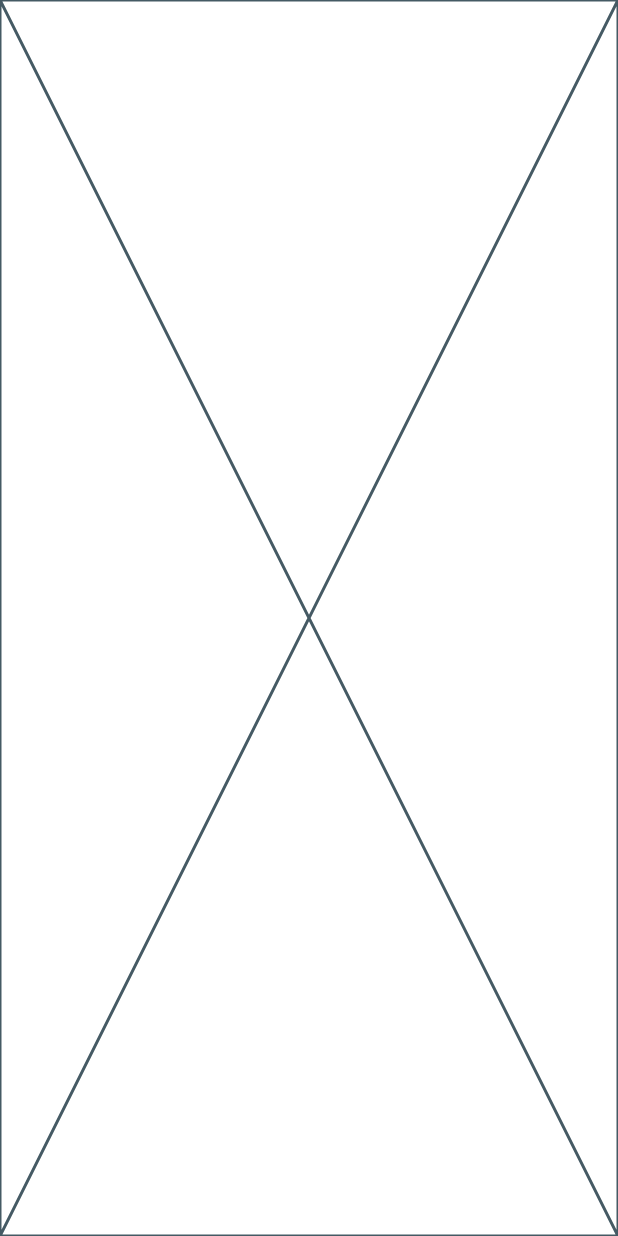
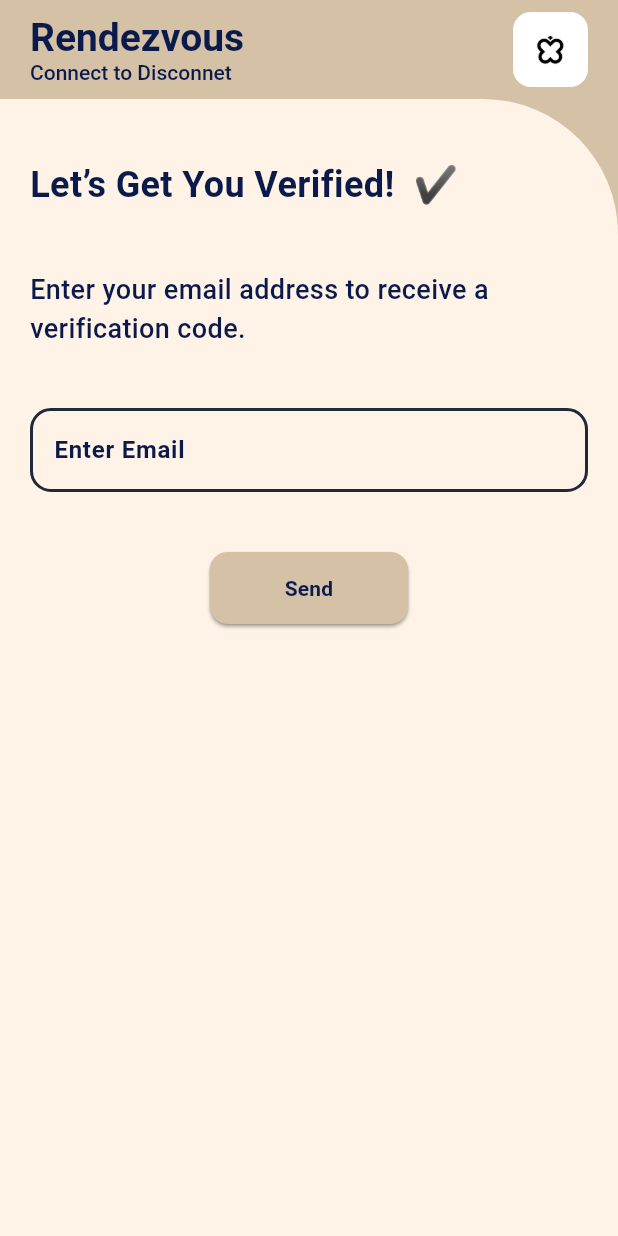
Before and after one commit to AtharvaThite/rendezvous, a Flutter app: the screen it shows after launch, on a phone screen of 412 x 824 dp. Run offline on Flutter 3.47's test engine with Material 3 defaults, Android fonts, the phone set to English and light mode, and no system bars; drawn by our look-alikes of auto_size_text; our stand-ins replace file_picker, get_it, shared_preferences, video_player.

Commit message:
Created UI for Onboarding Screen(Single Screen) Used PageView for different UI navigation for Email Verification & Profile Completion.

```diff
--- a/lib/src/onboarding/presentation/views/onboarding_screen.dart
+++ b/lib/src/onboarding/presentation/views/onboarding_screen.dart
@@ -1,4 +1,12 @@
 import 'package:flutter/material.dart';
+import 'package:provider/provider.dart';
+import 'package:rendezvous/core/theme/app_colors.dart';
+import 'package:rendezvous/core/utils/extensions.dart';
+import 'package:rendezvous/src/onboarding/presentation/providers/onboarding_state_manager.dart';
+import 'package:rendezvous/src/onboarding/presentation/widgets/email_verification/verify_email_page_1.dart';
+import 'package:rendezvous/src/onboarding/presentation/widgets/email_verification/verify_email_page_2.dart';
+import 'package:rendezvous/src/onboarding/presentation/widgets/onboarding_header.dart';
+import 'package:rendezvous/src/onboarding/presentation/widgets/profile_creation_page.dart';
 
 class OnboardingScreen extends StatefulWidget {
   const OnboardingScreen({super.key});
@@ -8,8 +16,47 @@ class OnboardingScreen extends StatefulWidget {
 }
 
 class _OnboardingScreenState extends State<OnboardingScreen> {
+  final emailController = TextEditingController();
+  int pageIndex = 0;
   @override
   Widget build(BuildContext context) {
-    return const Placeholder();
+    return Scaffold(
+      backgroundColor: AppColors.primaryColor,
+      body: SafeArea(
+        child: Column(
+          children: [
+            Container(
+              padding: const EdgeInsets.symmetric(horizontal: 20, vertical: 8),
+              child: const OnboardingHeader(),
+            ),
+            Expanded(
+              child: Container(
+                padding: const EdgeInsets.only(top: 40, bottom: 40),
+                width: context.width,
+                decoration: const BoxDecoration(
+                  borderRadius: BorderRadius.only(
+                    topRight: Radius.circular(90),
+                  ),
+                  color: AppColors.secondaryColor,
+                ),
+                child: PageView(
+                  controller:
+                      context.read<OnboardingStateManager>().pageController,
+                  physics: const NeverScrollableScrollPhysics(),
+                  onPageChanged: (index) {
+                    context.read<OnboardingStateManager>().onPageChanged(index);
+                  },
+                  children: [
+                    VerifyEmailPage1(emailController: emailController),
+                    VerifyEmailPage2(emailController: emailController),
+                    const ProfileCreationPage(),
+                  ],
+                ),
+              ),
+            ),
+          ],
+        ),
+      ),
+    );
   }
 }
--- /dev/null
+++ b/lib/src/onboarding/presentation/widgets/email_verification/verify_email_page_1.dart
@@ -0,0 +1,77 @@
+import 'package:auto_size_text/auto_size_text.dart' show AutoSizeText;
+import 'package:flutter/material.dart';
+import 'package:provider/provider.dart';
+import 'package:rendezvous/core/theme/app_colors.dart';
+import 'package:rendezvous/core/utils/core_utils.dart';
+import 'package:rendezvous/core/widgets/custom_textfield.dart';
+import 'package:rendezvous/src/onboarding/presentation/providers/onboarding_state_manager.dart';
+
+class VerifyEmailPage1 extends StatelessWidget {
+  const VerifyEmailPage1({required this.emailController, super.key});
+
+  final TextEditingController emailController;
+
+  @override
+  Widget build(BuildContext context) {
+    return Padding(
+      padding: const EdgeInsets.symmetric(horizontal: 20),
+      child: Column(
+        crossAxisAlignment: CrossAxisAlignment.start,
+        spacing: 40,
+        children: [
+          const AutoSizeText(
+            minFontSize: 24,
+            maxFontSize: 28,
+            'Let’s Get You Verified!  \u2714\ufe0f',
+            style: TextStyle(
+              fontWeight: FontWeight.w600,
+              color: AppColors.fontColor,
+            ),
+          ),
+          const AutoSizeText(
+            minFontSize: 18,
+            maxFontSize: 20,
+            'Enter your email address to receive a \nverification code.',
+            style: TextStyle(
+              fontWeight: FontWeight.w500,
+              color: AppColors.fontColor,
+            ),
+          ),
+
+          CustomTextField(
+            labelText: 'Enter Email',
+            controller: emailController,
+          ),
+
+          Center(
+            child: ElevatedButton(
+              onPressed: () {
+                CoreUtils.showSnackbar(context, 'Email Send');
+                context.read<OnboardingStateManager>().nextPage();
+              },
+              style: ElevatedButton.styleFrom(
+                padding: const EdgeInsets.symmetric(
+                  horizontal: 50,
+                  vertical: 14,
+                ),
+                shape: RoundedRectangleBorder(
+                  borderRadius: BorderRadius.circular(12),
+                ),
+                backgroundColor: AppColors.primaryColor,
+                shadowColor: AppColors.borderColor,
+              ),
+              child: const Text(
+                'Send',
+                textAlign: TextAlign.center,
+                style: TextStyle(
+                  color: AppColors.fontColor,
+                  fontWeight: FontWeight.w600,
+                ),
+              ),
+            ),
+          ),
+        ],
+      ),
+    );
+  }
+}
--- /dev/null
+++ b/lib/src/onboarding/presentation/widgets/onboarding_header.dart
@@ -0,0 +1,44 @@
+import 'package:flutter/material.dart';
+import 'package:rendezvous/core/theme/app_colors.dart';
+
+class OnboardingHeader extends StatelessWidget {
+  const OnboardingHeader({super.key});
+
+  @override
+  Widget build(BuildContext context) {
+    return Row(
+      mainAxisAlignment: MainAxisAlignment.spaceBetween,
+      children: [
+        Column(
+          crossAxisAlignment: CrossAxisAlignment.start,
+          children: [
+            RichText(
+              text: const TextSpan(
+                text: 'Rendezvous \n',
+                style: TextStyle(
+                  fontSize: 26,
+                  fontWeight: FontWeight.bold,
+                  color: AppColors.fontColor,
+                ),
+                children: [
+                  TextSpan(
+                    text: 'Connect to Disconnet',
+                    style: TextStyle(fontSize: 14, fontWeight: FontWeight.w500),
+                  ),
+                ],
+              ),
+            ),
+          ],
+        ),
+        ClipRRect(
+          borderRadius: BorderRadius.circular(12),
+          child: Image.asset(
+            'assets/images/rendezvous_app_logo.png',
+            height: 50,
+            width: 50,
+          ),
+        ),
+      ],
+    );
+  }
+}
```
Also changed, not shown: lib/src/onboarding/presentation/widgets/email_verification/verify_email_page_2.dart (added, +109 -0 lines), lib/src/onboarding/presentation/widgets/profile_creation_page.dart (added, +150 -0 lines).
